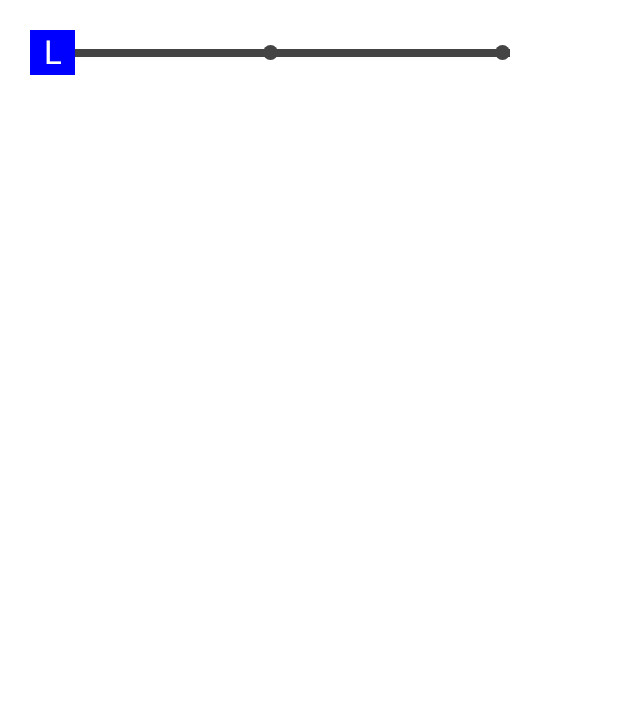
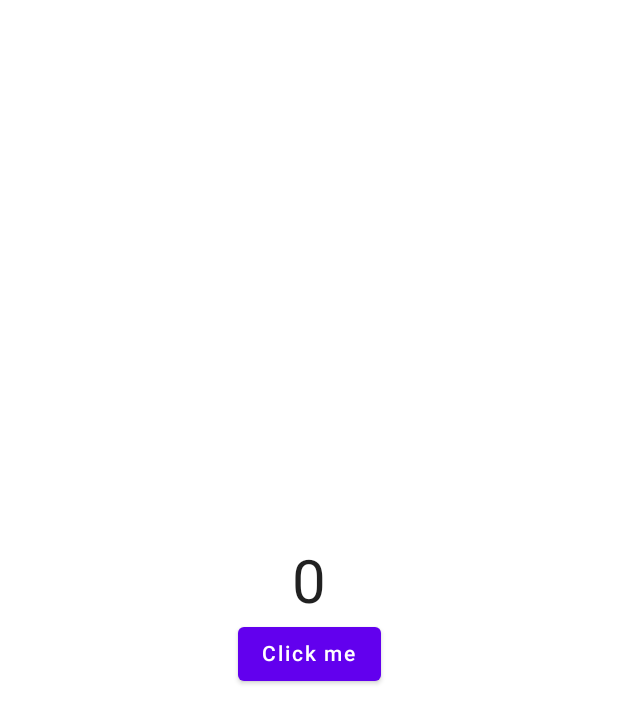
Before and after one commit to ask0908/CoreJetpackComposeBookCode, an Android app built with Jetpack Compose: the screen it shows after launch (SwipeActivity before the commit, FlowActivity after it), on a phone screen of 412 x 824 dp. Shown: the top 723 px of the screen. Run offline under Robolectric (Android 15) with nearby library versions, the phone set to English and light mode, and no system bars.

Commit message:
50장까지 + 테스트용 액티비티 추가

```diff
--- a/app/build.gradle
+++ b/app/build.gradle
@@ -85,4 +85,8 @@ dependencies {
 
     // Navigation
     implementation "androidx.navigation:navigation-compose:2.6.0"
+
+    // Coroutine Flow
+    implementation "androidx.lifecycle:lifecycle-viewmodel-compose:2.6.1"
+    implementation "androidx.lifecycle:lifecycle-runtime-ktx:2.6.1"
 }
--- /dev/null
+++ b/app/src/main/java/com/example/composebookexample/FlowActivity.kt
@@ -0,0 +1,72 @@
+package com.example.composebookexample
+
+import android.os.Bundle
+import androidx.activity.ComponentActivity
+import androidx.activity.compose.setContent
+import androidx.compose.foundation.layout.Arrangement
+import androidx.compose.foundation.layout.Column
+import androidx.compose.foundation.layout.fillMaxSize
+import androidx.compose.material.Button
+import androidx.compose.material.MaterialTheme
+import androidx.compose.material.Surface
+import androidx.compose.material.Text
+import androidx.compose.runtime.*
+import androidx.compose.ui.Alignment
+import androidx.compose.ui.Modifier
+import androidx.compose.ui.text.TextStyle
+import androidx.lifecycle.viewmodel.compose.viewModel
+import androidx.compose.ui.tooling.preview.Preview
+import androidx.compose.ui.unit.sp
+import com.example.composebookexample.flow.FlowDemoViewModel
+import com.example.composebookexample.ui.theme.ComposeBookExampleTheme
+import kotlinx.coroutines.delay
+import kotlinx.coroutines.flow.*
+import kotlin.system.measureTimeMillis
+
+class FlowActivity : ComponentActivity() {
+    override fun onCreate(savedInstanceState: Bundle?) {
+        super.onCreate(savedInstanceState)
+        setContent {
+            ComposeBookExampleTheme {
+                Surface(
+                    modifier = Modifier.fillMaxSize(),
+                    color = MaterialTheme.colors.background
+                ) {
+                    ScreenSetup3(viewModel())
+                }
+            }
+        }
+    }
+}
+
+@Composable
+fun MainScreen12(viewModel: FlowDemoViewModel) {
+    val count by viewModel.sharedFlow.collectAsState(initial = 0)
+
+    Column(
+        modifier = Modifier.fillMaxSize(),
+        verticalArrangement = Arrangement.Center,
+        horizontalAlignment = Alignment.CenterHorizontally
+    ) {
+        Text(
+            text = count.toString(),
+            style = TextStyle(fontSize = 40.sp)
+        )
+        Button(onClick = { viewModel.startSharedFlow() }) {
+            Text("Click me")
+        }
+    }
+}
+
+@Composable
+fun ScreenSetup3(viewModel: FlowDemoViewModel = viewModel()) {
+    MainScreen12(viewModel)
+}
+
+@Preview(showBackground = true)
+@Composable
+fun DefaultPreview20() {
+    ComposeBookExampleTheme {
+        ScreenSetup3(viewModel())
+    }
+}
--- /dev/null
+++ b/app/src/main/java/com/example/composebookexample/flow/FlowDemoViewModel.kt
@@ -0,0 +1,54 @@
+package com.example.composebookexample.flow
+
+import androidx.lifecycle.ViewModel
+import androidx.lifecycle.viewModelScope
+import kotlinx.coroutines.channels.BufferOverflow
+import kotlinx.coroutines.delay
+import kotlinx.coroutines.flow.*
+import kotlinx.coroutines.launch
+
+class FlowDemoViewModel: ViewModel() {
+    val myFlow: Flow<Int> = flow {
+        for (i in 1 .. 5) {
+            delay(1000)
+            emit(i)
+        }
+    }
+    fun doubleIt(value: Int) = flow {
+        emit(value)
+        delay(1000)
+        emit(value + value)
+    }
+    val newFlow = myFlow.map {
+        "Current Value = $it"
+    }
+    val myFlow2 = flowOf(2, 4, 6, 8)
+    val myArrayFlow = arrayOf<String>("Red", "Green", "Blue").asFlow()
+
+    private val _stateFlow = MutableStateFlow(0)
+    val stateFlow = _stateFlow.asStateFlow()
+
+    fun increaseValue() {
+        _stateFlow.value += 1
+    }
+
+    private val _sharedFlow = MutableSharedFlow<Int>(
+        replay = 10,
+        onBufferOverflow = BufferOverflow.DROP_OLDEST
+    )
+    val sharedFlow = _sharedFlow.asSharedFlow()
+
+    fun startSharedFlow() = viewModelScope.launch {
+        for (i in 1 .. 5) {
+            _sharedFlow.emit(i)
+            delay(1000)
+        }
+    }
+
+    val subCount = _sharedFlow.subscriptionCount
+    val hotFlow = myFlow.shareIn(
+        scope = viewModelScope,
+        started = SharingStarted.WhileSubscribed(),
+        replay = 1
+    )
+}
--- a/app/src/main/res/values/strings.xml
+++ b/app/src/main/res/values/strings.xml
@@ -21,4 +21,6 @@
     <string name="title_activity_bottom_navigation_bar">BottomNavigationBarActivity</string>
     <string name="title_activity_gesture">GestureActivity</string>
     <string name="title_activity_swipe">SwipeActivity</string>
+    <string name="title_activity_flow">FlowActivity</string>
+    <string name="title_activity_test">TestActivity</string>
 </resources>
```
Also changed, not shown: app/src/main/AndroidManifest.xml (+32 -6 lines), app/src/main/java/com/example/composebookexample/TestActivity.kt (added, +109 -0 lines), app/src/main/res/values/item_list.xml (added, +24 -0 lines).
